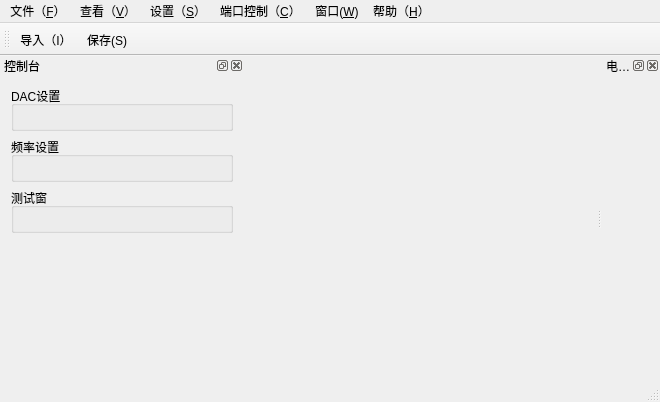
Old version of the form trunk/soft/zebra-tester/mainwindow.ui in the repository Quenii/ADCEVM-minor.
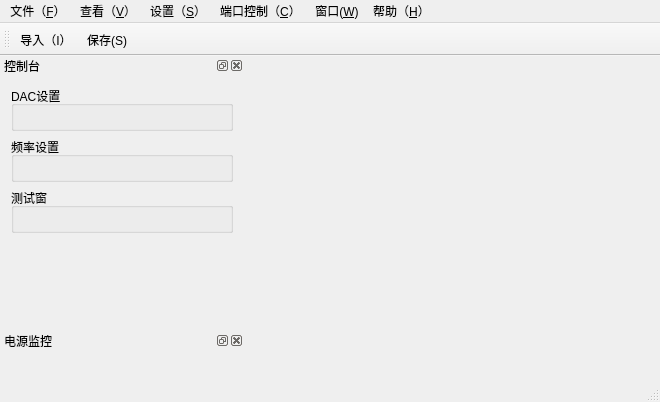
New version of the form. Icons and pictures are not drawn. Custom widgets are drawn as their Qt base class.

The edit to the form file:
```diff
--- a/trunk/soft/zebra-tester/mainwindow.ui
+++ b/trunk/soft/zebra-tester/mainwindow.ui
@@ -152,12 +152,6 @@
    </widget>
   </widget>
   <widget class="QDockWidget" name="dockWidgetPowerMonitor">
-   <property name="sizePolicy">
-    <sizepolicy hsizetype="Fixed" vsizetype="Fixed">
-     <horstretch>0</horstretch>
-     <verstretch>0</verstretch>
-    </sizepolicy>
-   </property>
    <property name="floating">
     <bool>true</bool>
    </property>
@@ -168,7 +162,7 @@
     <string>电源监控</string>
    </property>
    <attribute name="dockWidgetArea">
-    <number>2</number>
+    <number>1</number>
    </attribute>
    <widget class="QWidget" name="dockWidgetContents_2">
     <layout class="QGridLayout" name="gridLayout_5">
```
Left out of the diff: 35 changed lines with no effect on the pictures.
